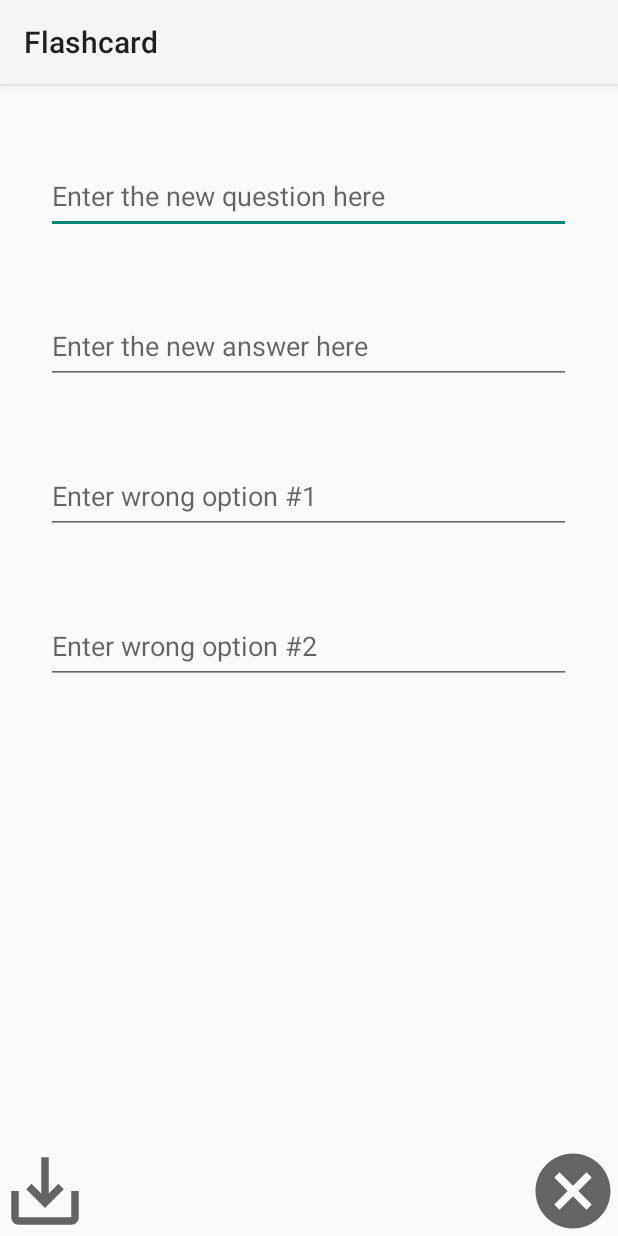
After one commit to claudeisakeeb/FlashcardApp, an Android app: the NewFlashcard screen opened directly, with no data from a screen before it, on a phone screen of 412 x 824 dp. The commit adds this screen. Run offline under Robolectric (Android 15) with nearby library versions, the phone set to English and light mode, and no system bars.

Commit message:
completed lab 2 required + optional features

```diff
--- a/app/build.gradle
+++ b/app/build.gradle
@@ -32,6 +32,7 @@ dependencies {
     implementation 'androidx.appcompat:appcompat:1.2.0'
     implementation 'com.google.android.material:material:1.2.1'
     implementation 'androidx.constraintlayout:constraintlayout:2.0.4'
+    implementation 'com.android.support:design:28.1.1'
     testImplementation 'junit:junit:4.+'
     androidTestImplementation 'androidx.test.ext:junit:1.1.2'
     androidTestImplementation 'androidx.test.espresso:espresso-core:3.3.0'
--- a/app/src/main/AndroidManifest.xml
+++ b/app/src/main/AndroidManifest.xml
@@ -9,6 +9,7 @@
         android:roundIcon="@mipmap/ic_launcher_round"
         android:supportsRtl="true"
         android:theme="@style/Theme.Flashcard">
+        <activity android:name=".NewFlashcard"></activity>
         <activity android:name=".MainActivity">
             <intent-filter>
                 <action android:name="android.intent.action.MAIN" />
--- /dev/null
+++ b/app/src/main/java/com/example/flashcard/NewFlashcard.java
@@ -0,0 +1,56 @@
+package com.example.flashcard;
+
+import android.content.Intent;
+import android.os.Bundle;
+import android.view.Gravity;
+import android.view.View;
+import android.widget.EditText;
+import android.widget.Toast;
+
+import androidx.appcompat.app.AppCompatActivity;
+
+public class NewFlashcard extends AppCompatActivity {
+
+    @Override
+    protected void onCreate(Bundle savedInstanceState) {
+        super.onCreate(savedInstanceState);
+        setContentView(R.layout.activity_new_flashcard);
+
+        String currentQuestion = getIntent().getStringExtra("current_question");
+        String currentAnswer = getIntent().getStringExtra("current_answer");
+        String FWA = getIntent().getStringExtra("first_wrong_answer");
+        String SWA = getIntent().getStringExtra("second_wrong_answer");
+        ((EditText) findViewById(R.id.new_card_question)).setText(currentQuestion);
+        ((EditText) findViewById(R.id.new_card_answer)).setText(currentAnswer);
+        ((EditText) findViewById(R.id.new_card_wrong_answer1)).setText(FWA);
+        ((EditText) findViewById(R.id.new_card_wrong_answer2)).setText(SWA);
+
+        findViewById(R.id.exit_new_flashcard).setOnClickListener(new View.OnClickListener() {
+            public void onClick(View view) {
+                finish();
+            }
+        });
+
+        findViewById(R.id.save_new_flashcard).setOnClickListener(new View.OnClickListener() {
+            public void onClick(View view) {
+                String newQuestion = ((EditText) findViewById(R.id.new_card_question)).getText().toString();
+                String newAnswer = ((EditText) findViewById(R.id.new_card_answer)).getText().toString();
+                String firstWrongAnswer = ((EditText) findViewById(R.id.new_card_wrong_answer1)).getText().toString();
+                String secondWrongAnswer = ((EditText) findViewById(R.id.new_card_wrong_answer2)).getText().toString();
+                if (newQuestion.equals("") || newAnswer.equals("") || firstWrongAnswer.equals("") || secondWrongAnswer.equals("")) {
+                    Toast toast = Toast.makeText(getApplicationContext(), "Invalid input: empty string(s)", Toast.LENGTH_LONG);
+                    toast.setGravity(Gravity.CENTER_VERTICAL, 0, 0);
+                    toast.show();
+                } else {
+                    Intent data = new Intent();
+                    data.putExtra("new_question", newQuestion);
+                    data.putExtra("new_answer", newAnswer);
+                    data.putExtra("first_wrong_answer", firstWrongAnswer);
+                    data.putExtra("second_wrong_answer", secondWrongAnswer);
+                    setResult(RESULT_OK, data);
+                    finish();
+                }
+            }
+        });
+    }
+}
--- /dev/null
+++ b/app/src/main/res/drawable/cancel.xml
@@ -0,0 +1,10 @@
+<vector xmlns:android="http://schemas.android.com/apk/res/android"
+    android:width="24dp"
+    android:height="24dp"
+    android:viewportWidth="24"
+    android:viewportHeight="24"
+    android:tint="?attr/colorControlNormal">
+  <path
+      android:fillColor="@android:color/white"
+      android:pathData="M12,2C6.47,2 2,6.47 2,12s4.47,10 10,10 10,-4.47 10,-10S17.53,2 12,2zM17,15.59L15.59,17 12,13.41 8.41,17 7,15.59 10.59,12 7,8.41 8.41,7 12,10.59 15.59,7 17,8.41 13.41,12 17,15.59z"/>
+</vector>
--- /dev/null
+++ b/app/src/main/res/drawable/save_new_flashcard.xml
@@ -0,0 +1,10 @@
+<vector xmlns:android="http://schemas.android.com/apk/res/android"
+    android:width="24dp"
+    android:height="24dp"
+    android:viewportWidth="24"
+    android:viewportHeight="24"
+    android:tint="?attr/colorControlNormal">
+  <path
+      android:fillColor="@android:color/white"
+      android:pathData="M19,12v7L5,19v-7L3,12v7c0,1.1 0.9,2 2,2h14c1.1,0 2,-0.9 2,-2v-7h-2zM13,12.67l2.59,-2.58L17,11.5l-5,5 -5,-5 1.41,-1.41L11,12.67L11,3h2z"/>
+</vector>
--- /dev/null
+++ b/app/src/main/res/layout/activity_new_flashcard.xml
@@ -0,0 +1,65 @@
+<?xml version="1.0" encoding="utf-8"?>
+<RelativeLayout xmlns:android="http://schemas.android.com/apk/res/android"
+    xmlns:app="http://schemas.android.com/apk/res-auto"
+    xmlns:tools="http://schemas.android.com/tools"
+    android:layout_width="match_parent"
+    android:layout_height="match_parent"
+    tools:context=".NewFlashcard">
+
+<!--    New question input-->
+    <EditText
+        android:id="@+id/new_card_question"
+        android:layout_width="350dp"
+        android:layout_height="50dp"
+        android:layout_marginTop="50dp"
+        android:hint="Enter the new question here"
+        android:layout_centerHorizontal="true"/>
+
+<!--    New answer input -->
+    <EditText
+        android:id="@+id/new_card_answer"
+        android:layout_width="350dp"
+        android:layout_height="50dp"
+        android:layout_marginTop="50dp"
+        android:hint="Enter the new answer here"
+        android:layout_below="@id/new_card_question"
+        android:layout_centerHorizontal="true"/>
+
+<!--    Wrong answer #1 -->
+    <EditText
+        android:id="@+id/new_card_wrong_answer1"
+        android:layout_width="350dp"
+        android:layout_height="50dp"
+        android:layout_marginTop="50dp"
+        android:hint="Enter wrong option #1"
+        android:layout_below="@id/new_card_answer"
+        android:layout_centerHorizontal="true"/>
+
+<!--    Wrong answer #2-->
+    <EditText
+        android:id="@+id/new_card_wrong_answer2"
+        android:layout_width="350dp"
+        android:layout_height="50dp"
+        android:layout_marginTop="50dp"
+        android:hint="Enter wrong option #2"
+        android:layout_below="@id/new_card_wrong_answer1"
+        android:layout_centerHorizontal="true"/>
+
+<!--    Save new flashcard button -->
+    <ImageView
+        android:layout_width="60dp"
+        android:layout_height="60dp"
+        android:id="@+id/save_new_flashcard"
+        android:src="@drawable/save_new_flashcard"
+        android:layout_alignParentBottom="true"
+        android:layout_alignParentLeft="true"/>
+
+<!--    Cancel button -->
+    <ImageView
+        android:layout_width="60dp"
+        android:layout_height="60dp"
+        android:id="@+id/exit_new_flashcard"
+        android:src="@drawable/cancel"
+        android:layout_alignParentBottom="true"
+        android:layout_alignParentRight="true"/>
+</RelativeLayout>
```
Also changed, not shown: app/src/main/java/com/example/flashcard/MainActivity.java (+45 -0 lines), app/src/main/res/drawable/add_card.xml (added, +10 -0 lines), app/src/main/res/drawable/edit.xml (added, +10 -0 lines), app/src/main/res/drawable/exit.xml (added, +10 -0 lines), app/src/main/res/layout/activity_main.xml (+26 -2 lines), 2 other files.
